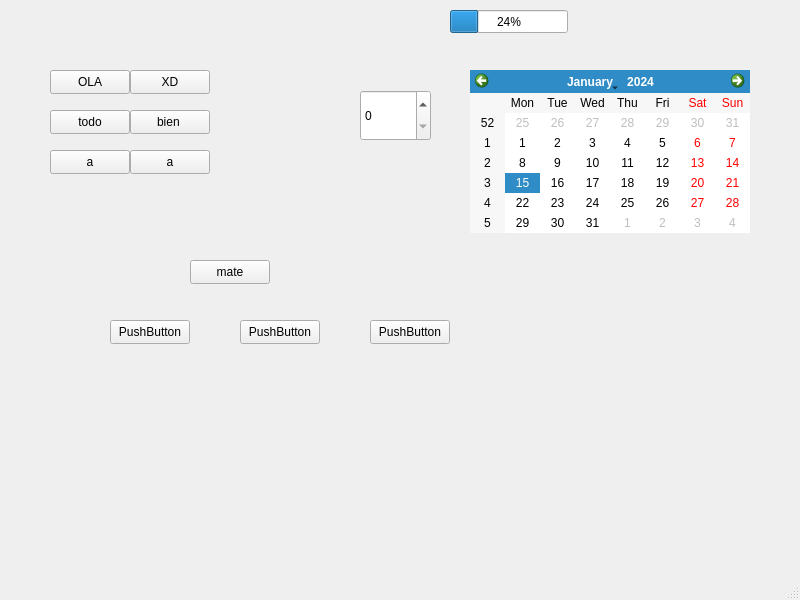
Before: the Qt Designer form mainwindow.ui in molautaro/interfazAGV, drawn with Qt 5.
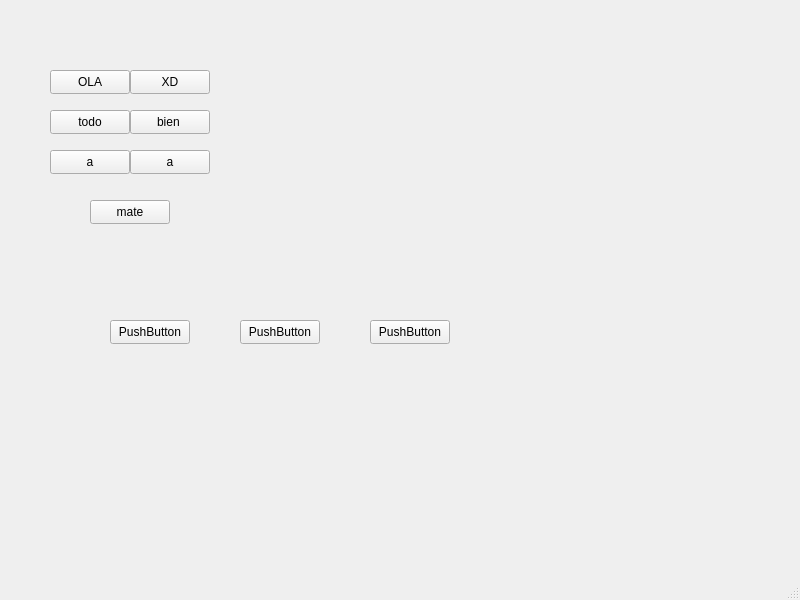
After: the same form once the commit is applied.

Commit message: borre cosas

```diff
--- a/mainwindow.ui
+++ b/mainwindow.ui
@@ -53,39 +53,6 @@
      <string>PushButton</string>
     </property>
    </widget>
-   <widget class="QSpinBox" name="spinBox">
-    <property name="geometry">
-     <rect>
-      <x>360</x>
-      <y>90</y>
-      <width>71</width>
-      <height>51</height>
-     </rect>
-    </property>
-   </widget>
-   <widget class="QProgressBar" name="progressBar">
-    <property name="geometry">
-     <rect>
-      <x>450</x>
-      <y>10</y>
-      <width>118</width>
-      <height>23</height>
-     </rect>
-    </property>
-    <property name="value">
-     <number>24</number>
-    </property>
-   </widget>
-   <widget class="QCalendarWidget" name="calendarWidget">
-    <property name="geometry">
-     <rect>
-      <x>470</x>
-      <y>70</y>
-      <width>280</width>
-      <height>163</height>
-     </rect>
-    </property>
-   </widget>
    <widget class="QPushButton" name="pushButton_4">
     <property name="geometry">
      <rect>
@@ -102,8 +69,8 @@
    <widget class="QPushButton" name="pushButton_5">
     <property name="geometry">
      <rect>
-      <x>190</x>
-      <y>260</y>
+      <x>90</x>
+      <y>200</y>
       <width>80</width>
       <height>24</height>
      </rect>
```
